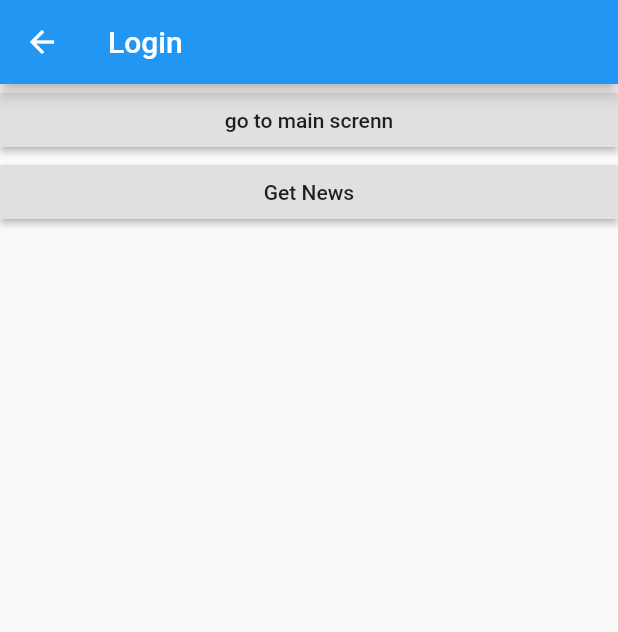
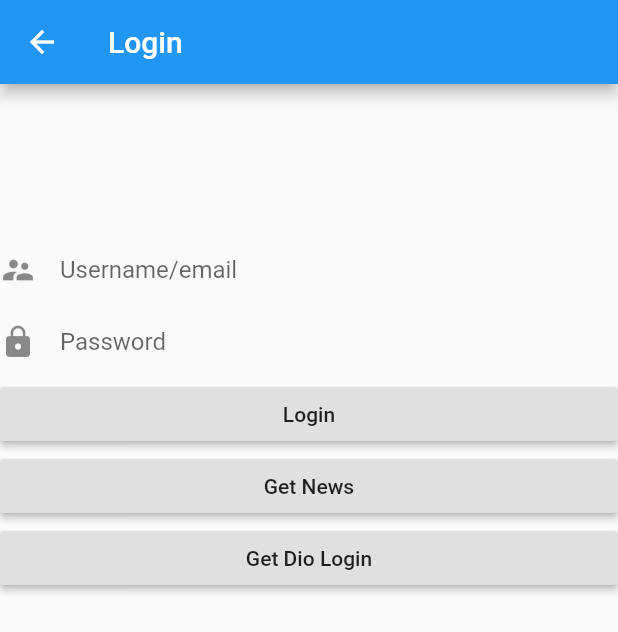
Before and after one commit to navellmedia/doctocall, a Flutter app: the LoginScreen screen opened by its route, on a phone screen of 412 x 824 dp. Shown: the top 632 px of the screen. Run offline on Flutter 3.47's test engine with Material 2 defaults, Android fonts, the phone set to English and light mode, and no system bars; our stand-ins replace dio, introduction_screen, shared_preferences; accounts and stored records are empty.

```diff
--- a/lib/coreapp/routing/generate_routes.dart
+++ b/lib/coreapp/routing/generate_routes.dart
@@ -1,3 +1,4 @@
+import 'package:doctorcall/features/boarding_feature/screens/boarding_feature.dart';
 import 'package:doctorcall/features/doctor_feature/screens/doctor_screen.dart';
 import 'package:doctorcall/features/login_feature/screens/login_screen.dart';
 import 'package:doctorcall/features/main_page_feature/screens/main_screen.dart';
@@ -11,6 +12,8 @@ Route<dynamic> generateRoute(RouteSettings settings) {
   switch (settings.name) {
     case Routes.ROOT:
       return MaterialPageRoute(builder: (context) => SplashScreen());
+    case Routes.ONBOARDING:
+      return MaterialPageRoute(builder: (context) => BoardingFeature());
     case Routes.LOGIN:
       return MaterialPageRoute(builder: (context) => LoginScreen());
     case Routes.REGISTER:
--- /dev/null
+++ b/lib/features/login_feature/models/login_request.dart
@@ -0,0 +1,4 @@
+class LogiRequest{
+  String email, password;
+  LogiRequest({required this.email, required this.password});
+}
--- a/lib/features/login_feature/screens/login_screen.dart
+++ b/lib/features/login_feature/screens/login_screen.dart
@@ -1,10 +1,16 @@
 import 'dart:convert';
+import 'dart:io';
 
+import 'package:dio/dio.dart';
 import 'package:doctorcall/coreapp/routing/routes.dart';
+import 'package:doctorcall/coreapp/service/session_management.dart';
+import 'package:doctorcall/features/login_feature/models/login_request.dart';
 import 'package:doctorcall/features/login_feature/models/login_response.dart';
 import 'package:doctorcall/features/login_feature/models/news_respose.dart';
+import 'package:doctorcall/features/login_feature/repositories/login_repository.dart';
 import 'package:flutter/material.dart';
 import 'package:http/http.dart' as http;
+import 'package:shared_preferences/shared_preferences.dart';
 
 class LoginScreen extends StatefulWidget {
   const LoginScreen({Key? key}) : super(key: key);
@@ -14,9 +20,18 @@ class LoginScreen extends StatefulWidget {
 }
 
 class _LoginScreenState extends State<LoginScreen> {
+  SharedPreferences? _prefs;
+
   String? token;
+  bool isLoading = false;
+  String _username ="";
+  String _password = "";
+
 
   login() async {
+    setState(() {
+      isLoading = true;
+    });
     var client = http.Client();
     var url = Uri.https('presline-api.navel.id', '/api/login');
     var res = await client.post(url,
@@ -37,6 +52,20 @@ class _LoginScreenState extends State<LoginScreen> {
     } else {
       print("login failed error code : ${res.statusCode}");
     }
+    isLoading = false;
+  }
+
+  //"inte@gmail.com"
+  //"123456780000"
+
+  void dioLogin() async {
+    var param = LogiRequest(email: _username, password: _password);
+    var data = await LoginRepository.getLoginDataHttp(param);
+
+    if(data!.success!){
+      SessionManagement.setLogin(data!.token!);
+      Navigator.pushReplacementNamed(context, Routes.MAIN);
+    }
   }
 
   void getNews() async {
@@ -55,6 +84,16 @@ class _LoginScreenState extends State<LoginScreen> {
   }
 
   @override
+  void initState() {
+    initPref();
+    super.initState();
+  }
+
+  initPref() async {
+    _prefs = await SharedPreferences.getInstance();
+  }
+
+  @override
   Widget build(BuildContext context) {
     return Scaffold(
         appBar: AppBar(
@@ -62,18 +101,47 @@ class _LoginScreenState extends State<LoginScreen> {
         ),
         body: ListView(
           children: [
-            RaisedButton(
-              onPressed: () {
-                //Navigator.pushReplacementNamed(context, Routes.MAIN);
-                login();
+           SizedBox(height: 100,),
+            TextField(
+              onChanged: (val){
+                _username =  val;
               },
-              child: Text("go to main screnn"),
+              decoration: InputDecoration(
+                icon: Icon(Icons.supervisor_account),
+                hintText: "Username/email",
+                border: InputBorder.none
+              ),
             ),
+            TextField(
+              onChanged: (val){
+                _password =  val;
+              },
+              decoration: InputDecoration(
+                  icon: Icon(Icons.lock),
+                  hintText: "Password",
+                  border: InputBorder.none
+              ),
+            ),
+            isLoading
+                ? Container()
+                : RaisedButton(
+                    onPressed: () {
+                      //Navigator.pushReplacementNamed(context, Routes.MAIN);
+                      login();
+                    },
+                    child: Text("Login"),
+                  ),
             RaisedButton(
               onPressed: () {
                 getNews();
               },
               child: Text("Get News"),
+            ),
+            RaisedButton(
+              onPressed: () {
+                dioLogin();
+              },
+              child: Text("Get Dio Login"),
             )
           ],
         ));
--- a/pubspec.yaml
+++ b/pubspec.yaml
@@ -35,6 +35,9 @@ dependencies:
   # Use with the CupertinoIcons class for iOS style icons.
   cupertino_icons: ^1.0.2
   http: ^0.13.4
+  dio: ^4.0.4
+  shared_preferences: ^2.0.11
+  introduction_screen: ^2.1.0
 
 dev_dependencies:
   flutter_test:
```
Also changed, not shown: lib/coreapp/service/session_management.dart (added, +38 -0 lines), lib/features/boarding_feature/screens/boarding_feature.dart (added, +159 -0 lines), lib/features/login_feature/repositories/login_repository.dart (added, +41 -0 lines), lib/features/main_page_feature/screens/main_screen.dart (+16 -5 lines), lib/features/splash_screen_feature/screens/splash_screen.dart (+14 -1 lines), pubspec.lock, 4 other files.
